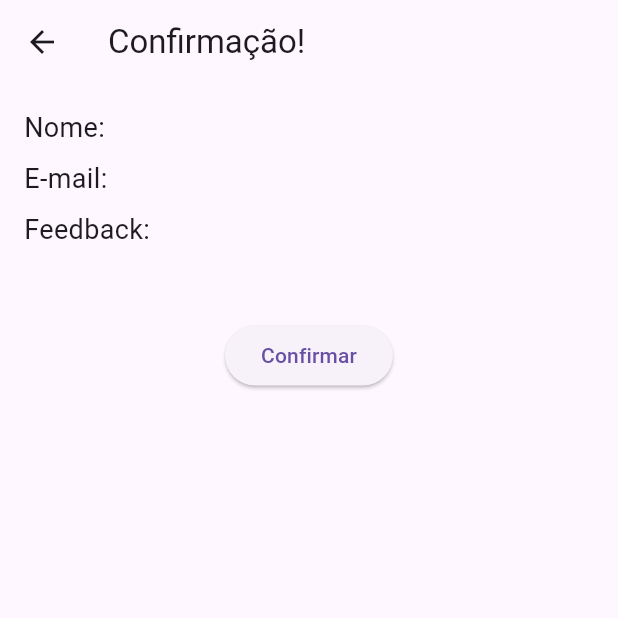
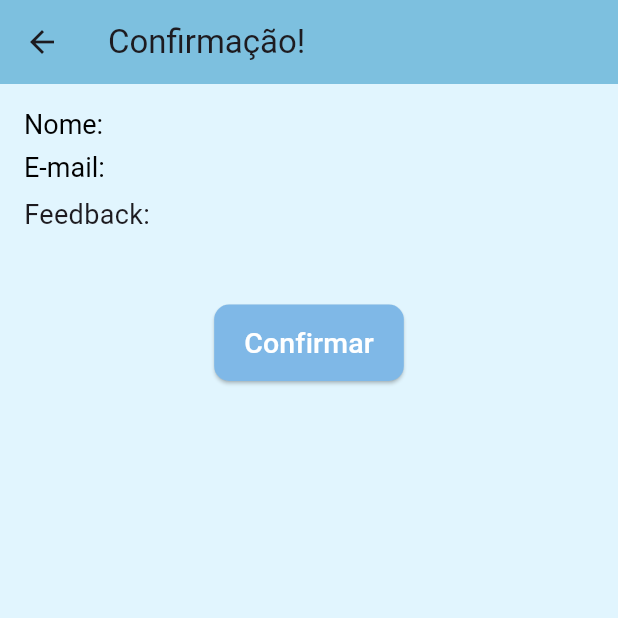
Before and after one commit to paulormcruz/SportsConnectSP, a Flutter app: the FeedbackDisplay screen opened directly with empty values, on a phone screen of 412 x 824 dp, the top half of it. Run offline on Flutter 3.47's test engine with Material 3 defaults, Android fonts, the phone set to English and light mode, and no system bars.

Commit message:
atualizado (tela: feedback)

```diff
--- a/lib/feedback_dados.dart
+++ b/lib/feedback_dados.dart
@@ -11,20 +11,52 @@ class FeedbackDisplay extends StatelessWidget {
   return Scaffold(
     appBar: AppBar(
       title: const Text('Confirmação!'),
+      backgroundColor: const Color.fromARGB(255, 125, 192, 223),
     ),
+    backgroundColor: Colors.lightBlue[50],
     body: Padding(
       padding: const EdgeInsets.all(16.0),
       child: Column(
         crossAxisAlignment: CrossAxisAlignment.start,
         children: [
-            Text(
-              'Nome: ${feedback.nome}',
-              style: const TextStyle(fontSize: 18),
+          RichText(
+            text: TextSpan(
+              text: 'Nome: ',
+              style: const TextStyle(
+                fontSize: 18,
+                color: Colors.black,
+              ),
+              children: <TextSpan>[
+                TextSpan(
+                  text: feedback.nome,
+                  style: const TextStyle(
+                    fontSize: 18,
+                    color: Colors.green,
+                    fontWeight: FontWeight.bold,
+                  ),
+                ),
+              ],
+            ),
           ),
           const SizedBox(height: 8),
-            Text(
-              'E-mail: ${feedback.email}',
-              style: const TextStyle(fontSize: 18),
+          RichText(
+            text: TextSpan(
+              text: 'E-mail: ',
+              style: const TextStyle(
+                fontSize: 18,
+                color: Colors.black,
+              ),
+              children: <TextSpan>[
+                TextSpan(
+                  text: feedback.email,
+                  style: const TextStyle(
+                    fontSize: 18,
+                    color: Colors.green,
+                    fontWeight: FontWeight.bold,
+                  ),
+                ),
+              ],
+            ),
           ),
           const SizedBox(height: 8),
           const Text(
@@ -34,7 +66,11 @@ class FeedbackDisplay extends StatelessWidget {
           const SizedBox(height: 4),
           Text(
             feedback.feedbackText,
-              style: const TextStyle(fontSize: 16),
+            style: const TextStyle(
+              fontSize: 16,
+              fontWeight: FontWeight.bold,
+              color: Colors.green,
+            ),
           ),
           const SizedBox(height: 20),
           Center(
@@ -42,7 +78,18 @@ class FeedbackDisplay extends StatelessWidget {
               onPressed: () {
                 _showConfirmationDialog(context);
               },
-                child: const Text('Confirmar'),
+              style: ElevatedButton.styleFrom(
+                foregroundColor: Colors.white,
+                backgroundColor: const Color.fromARGB(255, 127, 184, 231),
+                padding: const EdgeInsets.symmetric(horizontal: 20, vertical: 12),
+                shape: RoundedRectangleBorder(
+                  borderRadius: BorderRadius.circular(10),
+                ),
+              ),
+              child: const Text(
+                'Confirmar',
+                style: TextStyle(fontSize: 19),
+              ),
             ),
           ),
         ],
@@ -50,13 +97,12 @@ class FeedbackDisplay extends StatelessWidget {
     ),
   );
 }
-
   void _showConfirmationDialog(BuildContext context) {
     showDialog(
       context: context,
       builder: (BuildContext context) {
         return AlertDialog(
-          title: const Text('Confimação'),
+          title: const Text('Confirmação'),
           content: const Text('Está ciente em enviar esse feedback?'),
           actions: <Widget>[
             TextButton(
```
Also changed, not shown: lib/feedback.dart (+28 -14 lines). Lines whose indentation alone changed are shown as unchanged.
